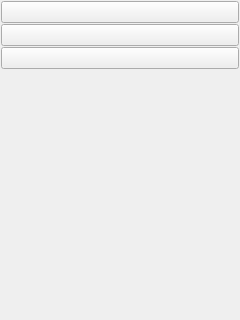
conelov/2shootFast, file ui/FiguresPanel.ui: the form before one commit.
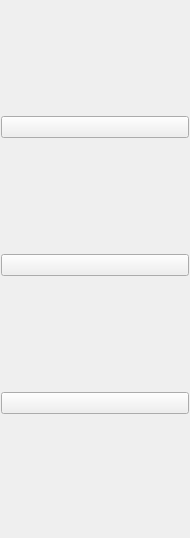
The form after the commit.

Commit message: add and embedding FigureSelectorAdapter; move FiguresPanel to QToolBox;

```diff
--- a/ui/FiguresPanel.ui
+++ b/ui/FiguresPanel.ui
@@ -6,8 +6,8 @@
    <rect>
     <x>0</x>
     <y>0</y>
-    <width>240</width>
-    <height>320</height>
+    <width>190</width>
+    <height>538</height>
    </rect>
   </property>
   <property name="windowTitle">
@@ -73,12 +73,6 @@
      <property name="orientation">
       <enum>Qt::Vertical</enum>
      </property>
-     <property name="sizeHint" stdset="0">
-      <size>
-       <width>51</width>
-       <height>197</height>
-      </size>
-     </property>
     </spacer>
    </item>
   </layout>
```
The commit also changes 19 other files.
